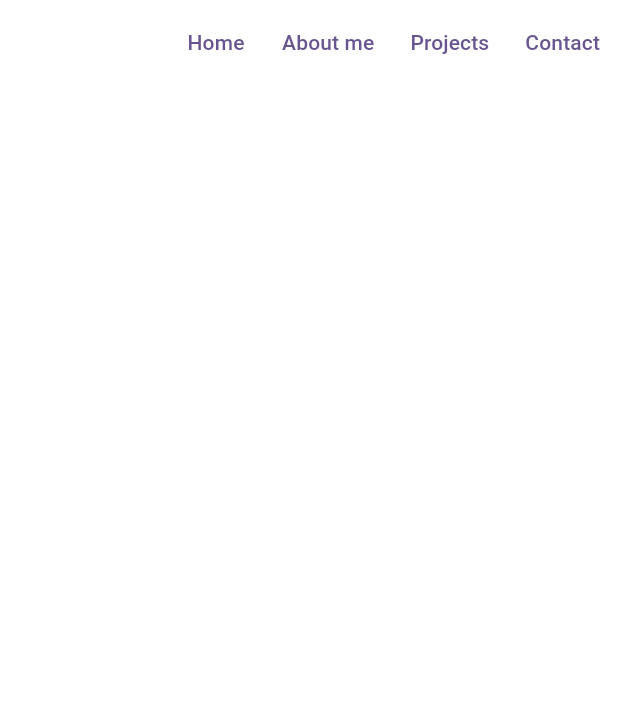
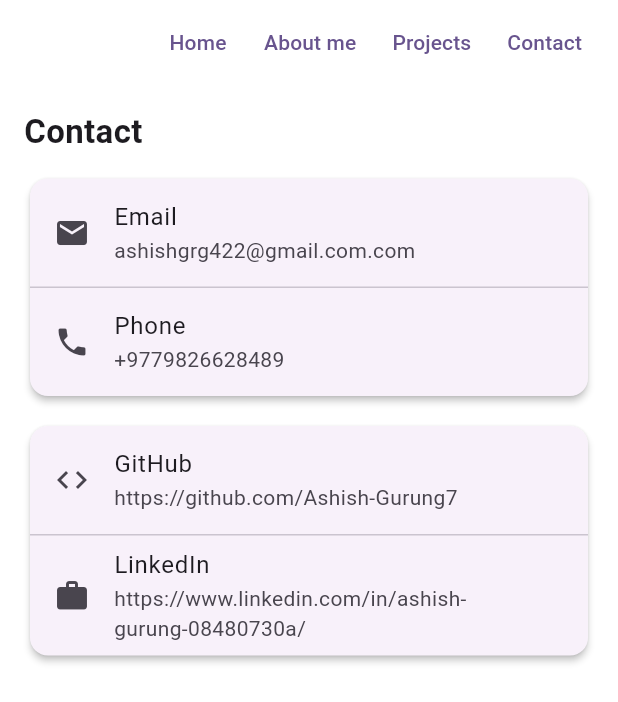
Before and after one commit to Ashish-Gurung7/Flutter-Portfolio, a Flutter app: the screen it shows after launch, after a tap on "Contact", on a phone screen of 412 x 824 dp. Shown: the top 702 px of the screen. Run offline on Flutter 3.47's test engine with Material 3 defaults, Android fonts, the light colour scheme and no system bars.

Commit message:
basic about me contact  page added

```diff
--- a/porfolio_app/lib/screens/contact_screen.dart
+++ b/porfolio_app/lib/screens/contact_screen.dart
@@ -1,4 +1,6 @@
 import 'package:flutter/material.dart';
+import 'package:url_launcher/url_launcher.dart';
+
 import 'package:porfolio_app/screens/about_screen.dart';
 import 'package:porfolio_app/screens/home_screen.dart';
 import 'package:porfolio_app/screens/project_screen.dart';
@@ -6,42 +8,111 @@ import 'package:porfolio_app/screens/project_screen.dart';
 class ContactScreen extends StatelessWidget {
   const ContactScreen({super.key});
 
+  Future<void> _openUrl(BuildContext context, Uri uri) async {
+    final ok = await launchUrl(uri, mode: LaunchMode.externalApplication);
+    if (!ok && context.mounted) {
+      ScaffoldMessenger.of(context).showSnackBar(
+        SnackBar(content: Text("Could not open: ${uri.toString()}")),
+      );
+    }
+  }
+
   @override
   Widget build(BuildContext context) {
+    const email = "ashishgrg422@gmail.com.com";
+    const phone = "+9779826628489";
+    const githubUrl = "https://github.com/Ashish-Gurung7";
+    const linkedInUrl = "https://www.linkedin.com/in/ashish-gurung-08480730a/";
+
     return Scaffold(
       backgroundColor: Colors.white,
       appBar: AppBar(
         backgroundColor: Colors.white,
+        elevation: 0,
         actions: [
           TextButton(
             onPressed: () => Navigator.pushReplacement(
               context,
               MaterialPageRoute(builder: (_) => HomeScreen()),
             ),
-            child: Text("Home"),
+            child:  Text("Home"),
           ),
           TextButton(
             onPressed: () => Navigator.pushReplacement(
               context,
               MaterialPageRoute(builder: (_) => AboutScreen()),
             ),
-            child: Text("About me"),
+            child:  Text("About me"),
           ),
           TextButton(
             onPressed: () => Navigator.pushReplacement(
               context,
-              MaterialPageRoute(builder: (_) => ProjectScreen()),
+              MaterialPageRoute(builder: (_) =>  ProjectScreen()),
             ),
             child: Text("Projects"),
           ),
           TextButton(
-            onPressed: () => Navigator.pushReplacement(
-              context,
-              MaterialPageRoute(builder: (_) => ContactScreen()),
+            onPressed: () {}, // already on Contact screen
+            child: Text("Contact"),
+          ),
+            SizedBox(width: 12),
+        ],
+      ),
+
+      body: ListView(
+        padding: const EdgeInsets.all(16),
+        children: [
+           Text(
+            "Contact",
+            style: TextStyle(fontSize: 22, fontWeight: FontWeight.bold),
+          ),
+          SizedBox(height: 12),
+
+          Card(
+            elevation: 2,
+            child: Column(
+              children: [
+                ListTile(
+                  leading:  Icon(Icons.email),
+                  title:  Text("Email"),
+                  subtitle: Text(email),
+                  onTap: () => _openUrl(context, Uri.parse("mailto:$email")),
+                ),
+                 Divider(height: 1),
+                ListTile(
+                  leading: Icon(Icons.phone),
+                  title: Text("Phone"),
+                  subtitle: Text(phone),
+                  onTap: () => _openUrl(context, Uri.parse("tel:$phone")),
+                ),
+              ],
             ),
-            child: Text("Contact"),
+          ),
+
+          SizedBox(height: 12),
+
+          Card(
+            elevation: 2,
+            child: Column(
+              children: [
+                ListTile(
+                  leading: Icon(Icons.code),
+                  title: Text("GitHub"),
+                  subtitle: Text(githubUrl),
+                  onTap: () => _openUrl(context, Uri.parse(githubUrl)),
+                ),
+                Divider(height: 1),
+                ListTile(
+                  leading: Icon(Icons.work),
+                  title: Text("LinkedIn"),
+                  subtitle: Text(linkedInUrl),
+                  onTap: () => _openUrl(context, Uri.parse(linkedInUrl)),
+                ),
+              ],
+            ),
           ),
         ],
       ),
     );
-  }}
+  }
+}
--- a/porfolio_app/lib/screens/project_screen.dart
+++ b/porfolio_app/lib/screens/project_screen.dart
@@ -83,7 +83,8 @@ class ProjectScreen extends StatelessWidget {
             const SizedBox(height: 6),
 
             Text(
-              "Tech: ${projects[index]["technologies"]}",
+              "Tech: ${projects[index]
+              ["technologies"]}",
               style: const TextStyle(color: Colors.black54),
             ),
           ],
--- a/porfolio_app/pubspec.yaml
+++ b/porfolio_app/pubspec.yaml
@@ -34,6 +34,7 @@ dependencies:
   # The following adds the Cupertino Icons font to your application.
   # Use with the CupertinoIcons class for iOS style icons.
   cupertino_icons: ^1.0.8
+  url_launcher: ^6.3.0
 
 dev_dependencies:
   flutter_test:
@@ -45,6 +46,7 @@ dev_dependencies:
   # package. See that file for information about deactivating specific lint
   # rules and activating additional ones.
   flutter_lints: ^6.0.0
+
 
 # For information on the generic Dart part of this file, see the
 # following page: https://dart.dev/tools/pub/pubspec
```
Also changed, not shown: porfolio_app/pubspec.lock, 5 other files.
